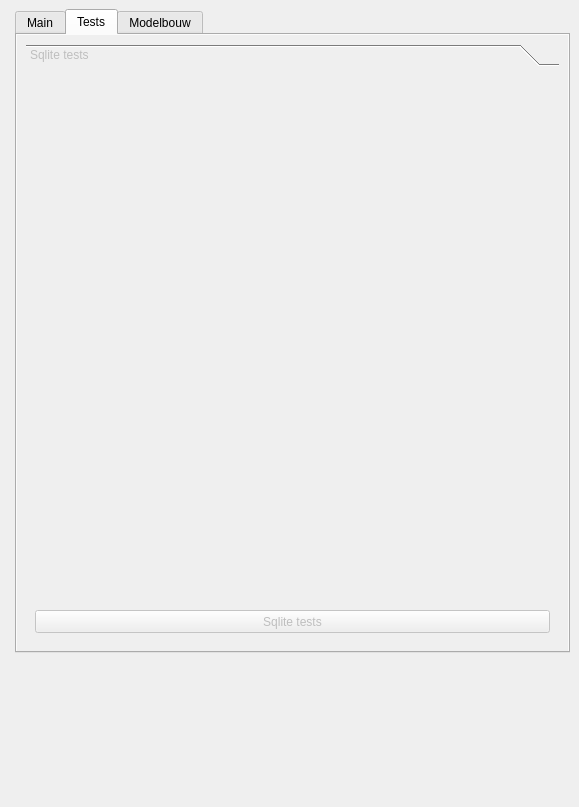
The window that hhnk_threedi_plugin/hhnk_toolbox_dockwidget_base.ui (threedi/hhnk-threedi-plugin) describes before a commit, drawn with Qt 5.
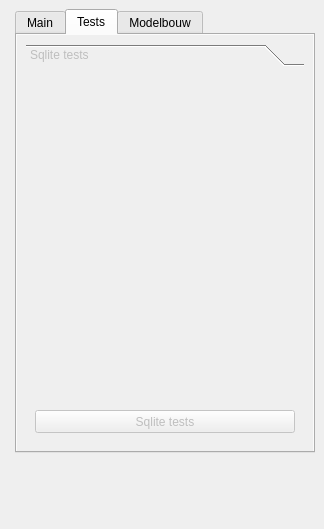
The same window after the commit. The open tabs and pages were chosen to show the change. Custom widgets are drawn as their Qt base class.

Commit message: update width height

```diff
--- a/hhnk_threedi_plugin/hhnk_toolbox_dockwidget_base.ui
+++ b/hhnk_threedi_plugin/hhnk_toolbox_dockwidget_base.ui
@@ -6,20 +6,20 @@
    <rect>
     <x>0</x>
     <y>0</y>
-    <width>579</width>
-    <height>807</height>
+    <width>324</width>
+    <height>529</height>
    </rect>
   </property>
   <property name="sizePolicy">
-   <sizepolicy hsizetype="Expanding" vsizetype="Preferred">
+   <sizepolicy hsizetype="MinimumExpanding" vsizetype="Preferred">
     <horstretch>0</horstretch>
     <verstretch>0</verstretch>
    </sizepolicy>
   </property>
   <property name="minimumSize">
    <size>
-    <width>579</width>
-    <height>807</height>
+    <width>209</width>
+    <height>529</height>
    </size>
   </property>
   <property name="maximumSize">
@@ -291,7 +291,7 @@
           <property name="sizeHint" stdset="0">
            <size>
             <width>20</width>
-            <height>300</height>
+            <height>100</height>
            </size>
           </property>
          </spacer>
@@ -331,8 +331,8 @@
             <rect>
              <x>0</x>
              <y>0</y>
-             <width>98</width>
-             <height>47</height>
+             <width>276</width>
+             <height>418</height>
             </rect>
            </property>
            <attribute name="label">
@@ -687,7 +687,7 @@
           <property name="sizeHint" stdset="0">
            <size>
             <width>20</width>
-            <height>40</height>
+            <height>0</height>
            </size>
           </property>
          </spacer>
```
